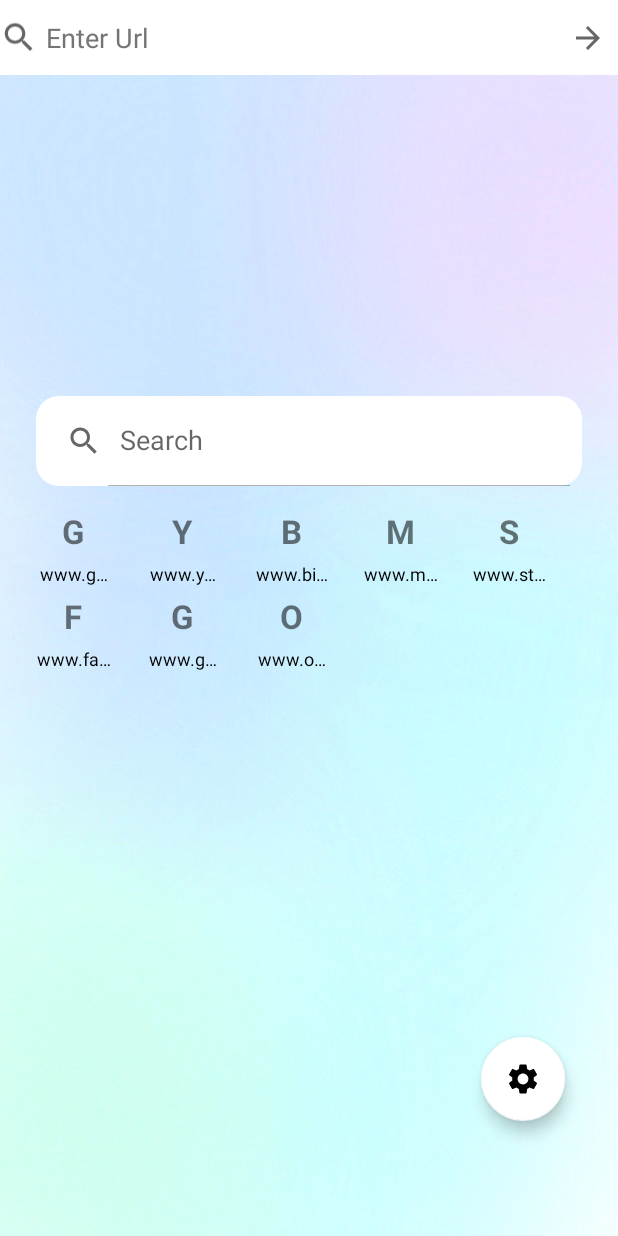
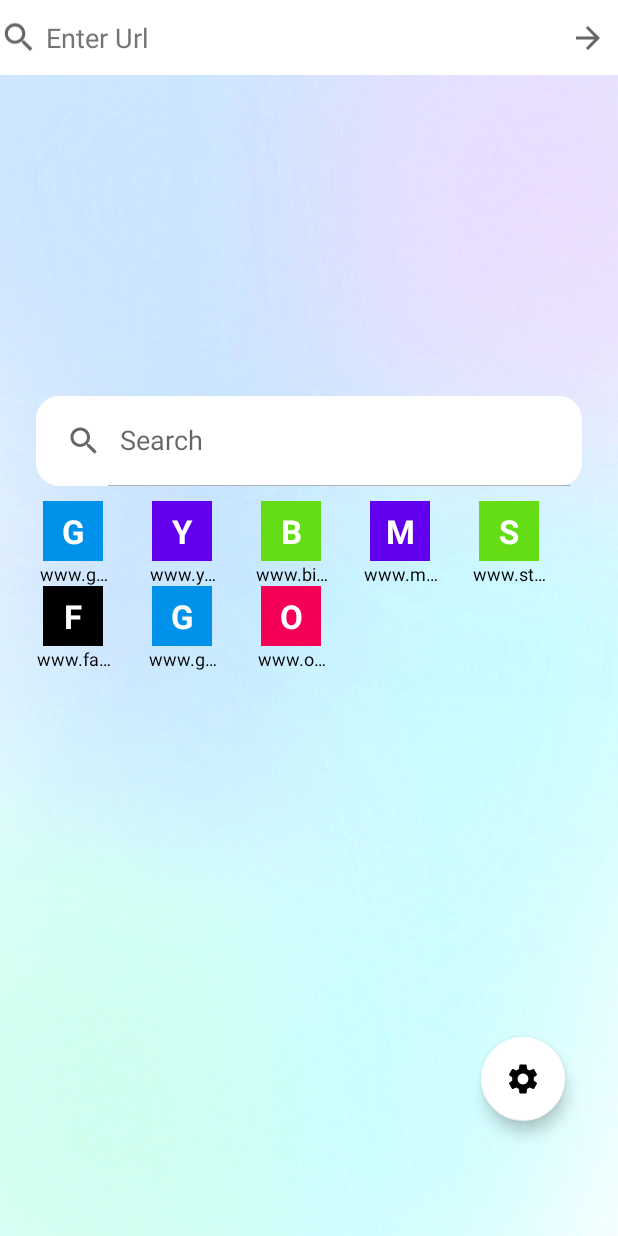
Before and after one commit to HarshAndroid/LetsBrowse-Android-Webview-Kotlin, an Android app: the screen it shows after launch (MainActivity), on a phone screen of 412 x 824 dp. Run offline under Robolectric (Android 15) with nearby library versions, the phone set to English and light mode, and no system bars.

Commit message:
Changing Random Colors behind Bookmarks.

```diff
--- a/app/src/main/java/com/harshrajpurohit/letsbrowse/adapter/BookmarkAdapter.kt
+++ b/app/src/main/java/com/harshrajpurohit/letsbrowse/adapter/BookmarkAdapter.kt
@@ -4,10 +4,15 @@ import android.content.Context
 import android.view.LayoutInflater
 import android.view.ViewGroup
 import androidx.recyclerview.widget.RecyclerView
+import com.google.android.material.snackbar.Snackbar
+import com.harshrajpurohit.letsbrowse.R
 import com.harshrajpurohit.letsbrowse.activity.MainActivity
 import com.harshrajpurohit.letsbrowse.databinding.BookmarkViewBinding
+import com.harshrajpurohit.letsbrowse.fragment.BrowseFragment
 
 class BookmarkAdapter(private val context: Context): RecyclerView.Adapter<BookmarkAdapter.MyHolder>() {
+
+    private val colors = context.resources.getIntArray(R.array.myColors)
 
     class MyHolder(binding: BookmarkViewBinding):RecyclerView.ViewHolder(binding.root) {
         val image = binding.bookmarkIcon
@@ -20,11 +25,22 @@ class BookmarkAdapter(private val context: Context): RecyclerView.Adapter<Bookma
     }
 
     override fun onBindViewHolder(holder: MyHolder, position: Int) {
+        holder.image.setBackgroundColor(colors[(colors.indices).random()])
         holder.image.text = MainActivity.bookmarkList[position].name[0].toString()
         holder.name.text = MainActivity.bookmarkList[position].url
+
+        holder.root.setOnClickListener{
+            context as MainActivity
+            when{
+                context.checkForInternet(context) -> context.changeTab(MainActivity.bookmarkList[position].name,
+                BrowseFragment(urlNew = MainActivity.bookmarkList[position].url))
+                else -> Snackbar.make(holder.root, "Internet Not Connected\uD83D\uDE03", 3000).show()
+            }
+
+        }
     }
 
     override fun getItemCount(): Int {
-        return MainActivity.bookmarkList.size;
+        return MainActivity.bookmarkList.size
     }
 }
--- a/app/src/main/res/layout/bookmark_view.xml
+++ b/app/src/main/res/layout/bookmark_view.xml
@@ -12,6 +12,7 @@
         android:gravity="center"
         android:textSize="22sp"
         android:textStyle="bold"
+        android:textColor="@color/white"
         />
 
     <TextView
--- a/app/src/main/res/values/colors.xml
+++ b/app/src/main/res/values/colors.xml
@@ -14,4 +14,12 @@
     <color name="cool_green">#64DD17</color>
     <color name="cool_pink">#F50057</color>
     <color name="yellow">#FFD600</color>
+
+    <integer-array name="myColors">
+        <item>@color/cool_green</item>
+        <item>@color/cool_pink</item>
+        <item>@color/black</item>
+        <item>@color/cool_blue</item>
+        <item>@color/purple_500</item>
+    </integer-array>
 </resources>
```
